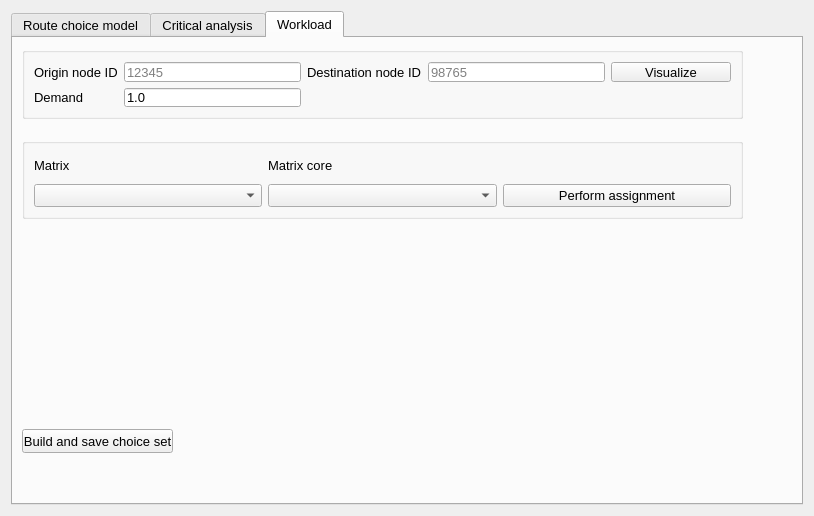
Before: the Qt Designer form qaequilibrae/modules/paths_procedures/forms/ui_route_choice.ui in AequilibraE/QAequilibraE, drawn with Qt 5.
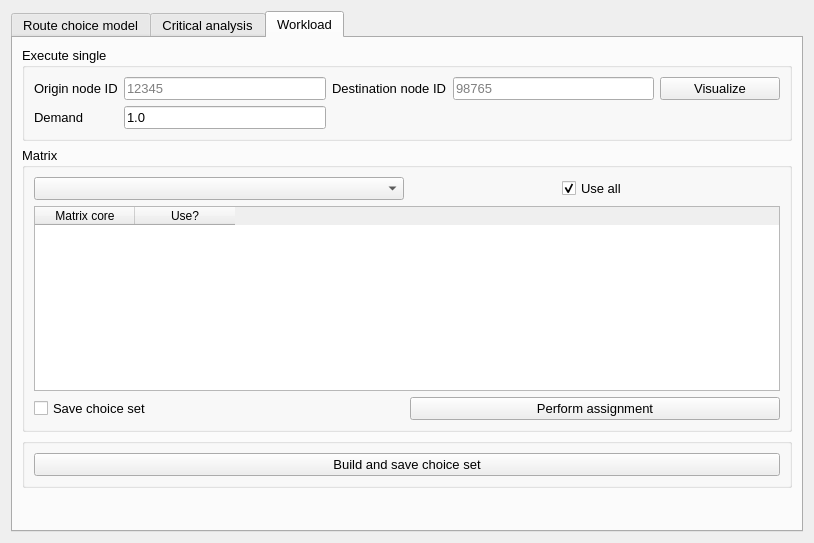
After: the same form once the commit is applied. The open tabs and pages were chosen to show the change.

Patch:
```diff
--- a/qaequilibrae/modules/paths_procedures/forms/ui_route_choice.ui
+++ b/qaequilibrae/modules/paths_procedures/forms/ui_route_choice.ui
@@ -7,13 +7,13 @@
     <x>0</x>
     <y>0</y>
     <width>814</width>
-    <height>471</height>
+    <height>543</height>
    </rect>
   </property>
   <property name="windowTitle">
    <string>AequilibraE - Route Choice</string>
   </property>
-  <layout class="QHBoxLayout" name="horizontalLayout">
+  <layout class="QVBoxLayout" name="verticalLayout_2">
    <item>
     <widget class="QTabWidget" name="tabWidget">
      <property name="font">
@@ -238,47 +238,13 @@
       <attribute name="title">
        <string>Workload</string>
       </attribute>
+      <layout class="QVBoxLayout" name="verticalLayout_3">
+       <item>
       <widget class="QGroupBox" name="box_visualize">
-       <property name="geometry">
-        <rect>
-         <x>9</x>
-         <y>9</y>
-         <width>721</width>
-         <height>72</height>
-        </rect>
+         <property name="title">
+          <string>Execute single</string>
        </property>
        <layout class="QGridLayout" name="gridLayout_1">
-        <item row="0" column="2">
-         <widget class="QLabel" name="label_32">
-          <property name="text">
-           <string>Destination node ID</string>
-          </property>
-         </widget>
-        </item>
-        <item row="0" column="1">
-         <widget class="QLineEdit" name="node_from">
-          <property name="placeholderText">
-           <string>12345</string>
-          </property>
-         </widget>
-        </item>
-        <item row="0" column="3">
-         <widget class="QLineEdit" name="node_to">
-          <property name="placeholderText">
-           <string>98765</string>
-          </property>
-         </widget>
-        </item>
-        <item row="1" column="1">
-         <widget class="QLineEdit" name="ln_demand">
-          <property name="accessibleName">
-           <string/>
-          </property>
-          <property name="text">
-           <string>1.0</string>
-          </property>
-         </widget>
-        </item>
         <item row="1" column="0">
          <widget class="QLabel" name="label_33">
           <property name="text">
@@ -286,6 +252,20 @@
           </property>
          </widget>
         </item>
+          <item row="0" column="3">
+           <widget class="QLineEdit" name="node_to">
+            <property name="placeholderText">
+             <string>98765</string>
+            </property>
+           </widget>
+          </item>
+          <item row="0" column="1">
+           <widget class="QLineEdit" name="node_from">
+            <property name="placeholderText">
+             <string>12345</string>
+            </property>
+           </widget>
+          </item>
         <item row="0" column="4">
          <widget class="QPushButton" name="but_visualize">
           <property name="minimumSize">
@@ -306,60 +286,112 @@
           </property>
          </widget>
         </item>
-       </layout>
-      </widget>
-      <widget class="QPushButton" name="but_build_and_save">
-       <property name="geometry">
-        <rect>
-         <x>9</x>
-         <y>391</y>
-         <width>151</width>
-         <height>24</height>
-        </rect>
-       </property>
-       <property name="text">
-        <string>Build and save choice set</string>
-       </property>
-      </widget>
+          <item row="0" column="2">
+           <widget class="QLabel" name="label_32">
+            <property name="text">
+             <string>Destination node ID</string>
+            </property>
+           </widget>
+          </item>
+          <item row="1" column="1">
+           <widget class="QLineEdit" name="ln_demand">
+            <property name="accessibleName">
+             <string/>
+            </property>
+            <property name="text">
+             <string>1.0</string>
+            </property>
+           </widget>
+          </item>
+         </layout>
+        </widget>
+       </item>
+       <item>
       <widget class="QGroupBox" name="box_demand">
-       <property name="geometry">
-        <rect>
-         <x>9</x>
-         <y>100</y>
-         <width>721</width>
-         <height>81</height>
-        </rect>
+         <property name="title">
+          <string>Matrix</string>
        </property>
        <layout class="QGridLayout" name="gridLayout_2">
-        <item row="1" column="1">
-         <widget class="QComboBox" name="cob_matrix_core"/>
-        </item>
-        <item row="1" column="0">
-         <widget class="QComboBox" name="cob_matrices"/>
-        </item>
-        <item row="1" column="2">
+          <item row="4" column="1">
          <widget class="QPushButton" name="but_perform_assig">
           <property name="text">
            <string>Perform assignment</string>
           </property>
          </widget>
         </item>
-        <item row="0" column="0">
-         <widget class="QLabel" name="label_34">
+          <item row="1" column="1" alignment="Qt::AlignHCenter">
+           <widget class="QCheckBox" name="chb_use_all_matrices">
+            <property name="minimumSize">
+             <size>
+              <width>0</width>
+              <height>0</height>
+             </size>
+            </property>
+            <property name="layoutDirection">
+             <enum>Qt::LeftToRight</enum>
+            </property>
           <property name="text">
-           <string>Matrix</string>
-          </property>
-         </widget>
-        </item>
-        <item row="0" column="1">
-         <widget class="QLabel" name="label_35">
+             <string>Use all</string>
+            </property>
+            <property name="checked">
+             <bool>true</bool>
+            </property>
+           </widget>
+          </item>
+          <item row="4" column="0">
+           <widget class="QCheckBox" name="chb_save_choice_set">
+            <property name="text">
+             <string>Save choice set</string>
+            </property>
+           </widget>
+          </item>
+          <item row="1" column="0">
+           <widget class="QComboBox" name="cob_matrices"/>
+          </item>
+          <item row="3" column="0" colspan="2">
+           <widget class="QTableWidget" name="tbl_array_cores">
+            <column>
           <property name="text">
            <string>Matrix core</string>
           </property>
+            </column>
+            <column>
+             <property name="text">
+              <string>Use?</string>
+             </property>
+            </column>
          </widget>
         </item>
        </layout>
       </widget>
+       </item>
+       <item>
+        <widget class="QGroupBox" name="gridGroupBox">
+         <layout class="QGridLayout" name="gridLayout_6">
+          <item row="0" column="0">
+           <widget class="QPushButton" name="but_build_and_save">
+            <property name="text">
+             <string>Build and save choice set</string>
+            </property>
+           </widget>
+          </item>
+         </layout>
+        </widget>
+       </item>
+       <item>
+        <spacer name="verticalSpacer">
+         <property name="orientation">
+          <enum>Qt::Vertical</enum>
+         </property>
+         <property name="sizeHint" stdset="0">
+          <size>
+           <width>20</width>
+           <height>40</height>
+          </size>
+         </property>
+        </spacer>
+       </item>
+      </layout>
      </widget>
     </widget>
    </item>
```
Lines whose indentation alone changed are shown as unchanged.
